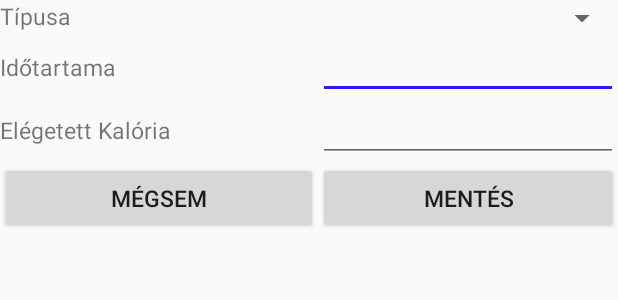
After one commit to vikike9810/Onlab, an Android app: the layout fragment_add.xml on its own in the app's theme, with its tools: preview values and no code run, on a phone screen of 412 x 824 dp. The commit adds this screen. Shown: the top 300 px of the screen. Run offline under Robolectric (Android 15) with nearby library versions, the phone set to English and light mode, and no system bars.

Commit message:
Edzésterv 2.0

```diff
--- a/app/src/main/java/com/onlab/gymapp/Training/TrainingAdapter.kt
+++ b/app/src/main/java/com/onlab/gymapp/Training/TrainingAdapter.kt
@@ -20,6 +20,11 @@ class TrainingAdapter(val items : ArrayList<Training>, val context: Context)
         return items.size
     }
 
+    fun AddTraining(t:Training){
+        items.add(t)
+        notifyItemInserted(items.lastIndex)
+    }
+
     override fun onBindViewHolder(p0: ViewHolder, p1: Int) {
         p0.rv_durability?.text = items.get(p1).duration_in_min.toString()
         p0.rv_kcal?.text = items.get(p1).kcal.toString()
--- a/app/src/main/res/layout/activity_today.xml
+++ b/app/src/main/res/layout/activity_today.xml
@@ -16,5 +16,6 @@
             android:layout_height="wrap_content"
             android:layout_gravity="bottom|end"
             android:layout_margin="@dimen/fab_margin"
-            android:src="@android:drawable/ic_input_add"/>
+            android:src="@android:drawable/ic_input_add"
+            android:onClick="FloatingAdd"/>
 </android.support.design.widget.CoordinatorLayout>
--- /dev/null
+++ b/app/src/main/res/layout/fragment_add.xml
@@ -0,0 +1,79 @@
+<?xml version="1.0" encoding="utf-8"?>
+<LinearLayout xmlns:android="http://schemas.android.com/apk/res/android"
+              android:layout_width="wrap_content"
+              android:layout_height="wrap_content"
+              android:orientation="vertical">
+
+    <TableLayout
+            android:layout_width="wrap_content"
+            android:layout_height="wrap_content"
+            android:stretchColumns="1">
+
+
+        <TableRow>
+
+            <TextView
+                    android:layout_width="wrap_content"
+                    android:layout_column="1"
+                    android:text="Típusa"
+                    android:textSize="15sp"/>
+
+            <Spinner
+                    android:id="@+id/fm_training_type"
+                    android:width="200dp"
+                    android:padding="2dp"/>
+        </TableRow>
+
+        <TableRow>
+
+            <TextView
+                    android:layout_width="wrap_content"
+                    android:layout_column="1"
+                    android:text="Időtartama"
+                    android:textSize="15sp"/>
+
+            <EditText
+                    android:id="@+id/fm_duration"
+                    android:width="200dp"
+                    android:textSize="15sp"
+                    android:inputType="number"/>
+
+        </TableRow>
+
+        <TableRow>
+
+            <TextView
+                    android:layout_width="wrap_content"
+                    android:layout_column="1"
+                    android:text="Elégetett Kalória"
+                    android:textSize="15sp"/>
+
+            <EditText
+                    android:id="@+id/fm_kcal"
+                    android:width="200dp"
+                    android:textSize="15sp"
+                    android:inputType="number"/>
+
+        </TableRow>
+
+        <TableRow>
+
+            <Button
+                    android:id="@+id/btnCancel"
+                    android:layout_width="wrap_content"
+                    android:layout_column="1"
+                    android:gravity="center"
+                    android:text="Mégsem"
+                    android:textSize="15sp"/>
+
+            <Button
+                    android:id="@+id/btnSave"
+                    android:layout_width="wrap_content"
+                    android:gravity="center"
+                    android:text="Mentés"
+                    android:textSize="15sp"/>
+
+        </TableRow>
+
+    </TableLayout>
+</LinearLayout>
```
Also changed, not shown: app/src/main/java/com/onlab/gymapp/Training/AddFragment.kt (added, +84 -0 lines), app/src/main/java/com/onlab/gymapp/Training/TodayActivity.kt (+15 -7 lines).
